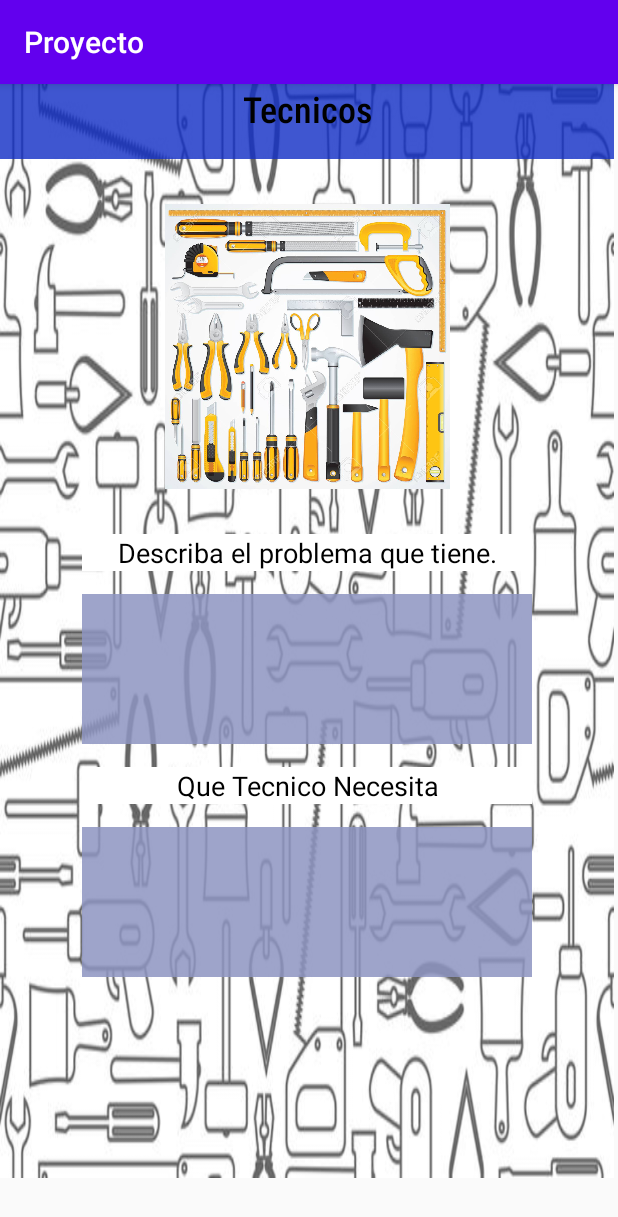
After one commit to NicoDupleich2704/Proyecto1, an Android app: the TecnicosActivity screen opened directly, with no data from a screen before it, on a phone screen of 412 x 824 dp. The commit adds this screen. Shown: the top 1217 px of the screen. Run offline under Robolectric (Android 15) with nearby library versions, the phone set to English and light mode, and no system bars.

Commit message:
Merge branch 'master' of https://github.com/NicoDupleich2704/Proyecto1
# Conflicts:
#	app/src/main/AndroidManifest.xml

```diff
--- a/app/src/main/AndroidManifest.xml
+++ b/app/src/main/AndroidManifest.xml
@@ -9,7 +9,8 @@
         android:roundIcon="@mipmap/ic_launcher_round"
         android:supportsRtl="true"
         android:theme="@style/AppTheme">
-        <activity android:name=".acivityDoctores"></activity>
+        <activity android:name=".TecnicosActivity"></activity>
+        <activity android:name=".acivityDoctores" />
         <activity android:name=".InicioAppActivity" />
         <activity android:name=".InicioActivity" />
         <activity android:name=".IniciarSesion" />
@@ -23,8 +24,6 @@
                 <category android:name="android.intent.category.LAUNCHER" />
             </intent-filter>
         </activity>
-
-
     </application>
 
 </manifest>
--- /dev/null
+++ b/app/src/main/java/com/zuckerberg/proyecto/TecnicosActivity.java
@@ -0,0 +1,14 @@
+package com.zuckerberg.proyecto;
+
+import androidx.appcompat.app.AppCompatActivity;
+
+import android.os.Bundle;
+
+public class TecnicosActivity extends AppCompatActivity {
+
+    @Override
+    protected void onCreate(Bundle savedInstanceState) {
+        super.onCreate(savedInstanceState);
+        setContentView(R.layout.activity_tecnicos);
+    }
+}
--- /dev/null
+++ b/app/src/main/res/layout/activity_tecnicos.xml
@@ -0,0 +1,79 @@
+<?xml version="1.0" encoding="utf-8"?>
+<androidx.constraintlayout.widget.ConstraintLayout xmlns:android="http://schemas.android.com/apk/res/android"
+    xmlns:app="http://schemas.android.com/apk/res-auto"
+    xmlns:tools="http://schemas.android.com/tools"
+    android:layout_width="match_parent"
+    android:layout_height="match_parent"
+    tools:context=".TecnicosActivity">
+
+    <LinearLayout
+        android:layout_width="409dp"
+        android:layout_height="729dp"
+        android:orientation="vertical"
+        android:background="@drawable/bg_tecnicos2"
+        tools:layout_editor_absoluteX="1dp"
+        tools:layout_editor_absoluteY="1dp">
+
+
+        <TextView
+            android:id="@+id/txt_tecnicos"
+            android:layout_width="match_parent"
+            android:layout_height="50dp"
+            android:background="#D01430C6"
+            android:fontFamily="sans-serif-condensed-medium"
+            android:text="@string/TextoTecnicos"
+            android:textAlignment="center"
+            android:textColor="#000000"
+            android:textSize="24sp" />
+
+        <ImageView
+            android:id="@+id/imageView"
+            android:layout_width="410dp"
+            android:layout_height="250dp"
+            android:padding="30dp"
+            app:srcCompat="@drawable/herramientas" />
+
+        <TextView
+            android:id="@+id/txt_ProblemaTec"
+            android:layout_width="300dp"
+            android:layout_height="wrap_content"
+            android:layout_gravity="center"
+            android:background="#FFFFFF"
+            android:text="@string/TextoProblema"
+            android:textAlignment="center"
+            android:textColor="#000000"
+            android:textSize="18sp"
+            app:drawableTint="#000000" />
+
+        <TextView
+            android:id="@+id/in_QueProblemTecnico"
+            android:layout_width="300dp"
+            android:layout_height="100dp"
+            android:layout_gravity="center"
+            android:layout_margin="15dp"
+            android:background="#DA8E95C1"
+            android:text="@string/InTecnicos" />
+
+        <TextView
+            android:id="@+id/txt_CualTecnico"
+            android:layout_width="300dp"
+            android:layout_height="wrap_content"
+            android:layout_gravity="center"
+            android:text="@string/txt_queTecnico"
+            android:textAlignment="center"
+            android:background="#FFFFFF"
+            android:textColor="#000000"
+            android:textSize="18sp" />
+
+        <TextView
+            android:id="@+id/in_QueTecnico"
+            android:layout_width="300dp"
+            android:layout_height="100dp"
+            android:layout_gravity="center"
+            android:layout_margin="15dp"
+            android:background="#DA8E95C1"
+            android:text="@string/InTecnicos" />
+
+
+    </LinearLayout>
+</androidx.constraintlayout.widget.ConstraintLayout>
--- a/app/src/main/res/values/strings.xml
+++ b/app/src/main/res/values/strings.xml
@@ -40,8 +40,12 @@
     <string name="SeleccioneEspecialidad">"Seleccione el especialesta correspondiente y se contactara con usted en breve."</string>
     <string name="TextoDoctore">"Medicos"</string>
 
-
-
+    //tecnicos
+    <string name="TextoTecnicos">"Tecnicos"</string>
+    <string name="TextoProblema">"Describa el problema que tiene."</string>
+    <string name="InTecnicos">""</string>
+    <string name="txt_queTecnico">"Que Tecnico Necesita"</string>
+    <string name="in_queTecnico">""</string>
 
 
 </resources>
```
Also changed, not shown: app/src/main/res/drawable/bg_tecnicos.jpg (added), app/src/main/res/drawable/bg_tecnicos2.jpg (added), app/src/main/res/drawable/herramientas.jpg (added).
